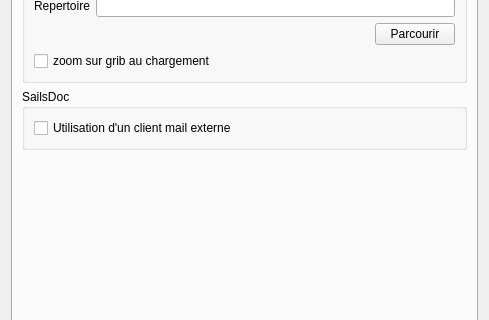
Before: the Qt Designer form src/Ui/paramVLM.ui in nohal/qtVlm, drawn with Qt 5; both pictures show x 0 to 489 and y 106 to 426 of the 489 by 562 pixel window.
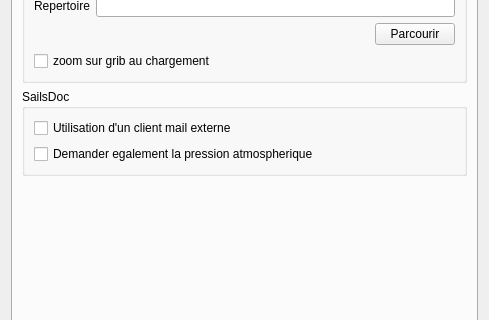
After: the same form once the commit is applied. The open tabs and pages were chosen to show the change. Icons and pictures are not drawn.

Commit message: Add an option in advanced routing params for routing in orthodromic mode (was loxo by default before this, default is now orthodromic routing) Add an option for displaying the best route during routing calculation Add an option to also ask for air pressure in sailsdoc request

```diff
--- a/src/Ui/paramVLM.ui
+++ b/src/Ui/paramVLM.ui
@@ -1021,6 +1021,13 @@
             </property>
            </widget>
           </item>
+          <item row="1" column="0">
+           <widget class="QCheckBox" name="sailsDocPress">
+            <property name="text">
+             <string>Demander egalement la pression atmospherique</string>
+            </property>
+           </widget>
+          </item>
          </layout>
         </widget>
        </item>
```
Left out of the diff: 1 changed line with no effect on the pictures. The commit also changes 14 other files.
